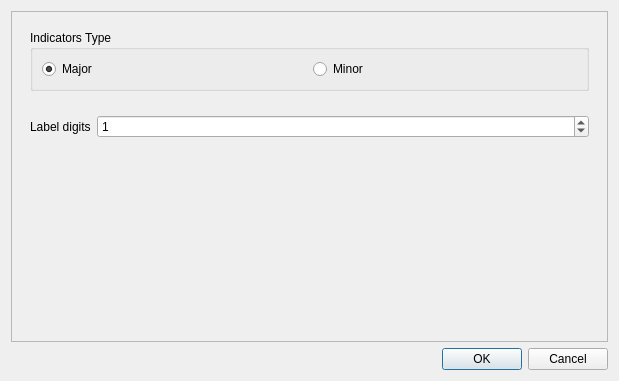
Old version of the form Widgets/editliindicatorsdialog.ui in the repository Mattia-Sacchi/A3D.
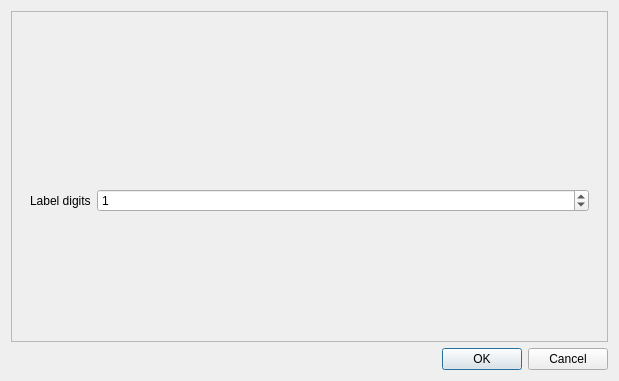
New version of the form. Custom widgets are drawn as their Qt base class.

Commit message: Aggiunto ChartIndicatorTypeWidget

Diff of the .ui file:
```diff
--- a/Widgets/editliindicatorsdialog.ui
+++ b/Widgets/editliindicatorsdialog.ui
@@ -33,48 +33,22 @@
         <enum>QLayout::SizeConstraint::SetMinAndMaxSize</enum>
        </property>
        <item>
-        <widget class="QWidget" name="indicatorTypeWidget" native="true">
-         <layout class="QFormLayout" name="formLayout">
-          <item row="0" column="0" colspan="2">
-           <widget class="QGroupBox" name="groupBox_2">
-            <property name="title">
-             <string>Indicators Type</string>
-            </property>
-            <layout class="QHBoxLayout" name="horizontalLayout">
-             <item>
-              <widget class="QRadioButton" name="majorRadioButton">
-               <property name="text">
-                <string>Major</string>
-               </property>
-               <property name="checked">
-                <bool>true</bool>
-               </property>
-              </widget>
-             </item>
-             <item>
-              <widget class="QRadioButton" name="minorRadioButton">
-               <property name="text">
-                <string>Minor</string>
-               </property>
-              </widget>
-             </item>
-            </layout>
-           </widget>
-          </item>
-         </layout>
-        </widget>
+        <widget class="ChartIndicatorTypeWidget" name="indicatorTypeWidget" native="true"/>
+       </item>
+       <item>
+        <widget class="ChartAxisGeneralSettings" name="generalSettings" native="true"/>
        </item>
        <item>
         <widget class="QWidget" name="stringPrecisionWidget" native="true">
          <layout class="QFormLayout" name="formLayout_2">
-          <item row="0" column="0">
+          <item row="1" column="0">
            <widget class="QLabel" name="stringPrecisionLabel">
             <property name="text">
              <string>Label digits</string>
             </property>
            </widget>
           </item>
-          <item row="0" column="1">
+          <item row="1" column="1">
            <widget class="QSpinBox" name="stringPrecisionSpinBox">
             <property name="maximum">
              <number>6</number>
@@ -87,9 +61,6 @@
          </layout>
         </widget>
        </item>
-       <item>
-        <widget class="ChartAxisGeneralSettings" name="generalSettings" native="true"/>
-       </item>
        <item>
         <widget class="ValuesPreviewWidget" name="rawEditWidget" native="true">
          <property name="minimumSize">
@@ -141,6 +112,12 @@
    <header>valuespreviewwidget.h</header>
    <container>1</container>
   </customwidget>
+  <customwidget>
+   <class>ChartIndicatorTypeWidget</class>
+   <extends>QWidget</extends>
+   <header>chartindicatortypewidget.h</header>
+   <container>1</container>
+  </customwidget>
  </customwidgets>
  <resources/>
  <connections>
```
The commit also changes 10 other files.
